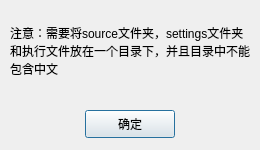
conceptclear/gamescript, file qt_fgo_about.ui: the form before one commit.
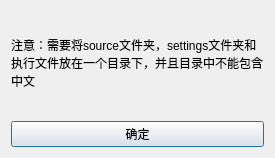
The form after the commit.

Diff of the .ui file:
```diff
--- a/qt_fgo_about.ui
+++ b/qt_fgo_about.ui
@@ -6,22 +6,16 @@
    <rect>
     <x>0</x>
     <y>0</y>
-    <width>260</width>
-    <height>150</height>
+    <width>275</width>
+    <height>158</height>
    </rect>
   </property>
   <property name="windowTitle">
    <string>关于</string>
   </property>
+  <layout class="QVBoxLayout" name="verticalLayout">
+   <item>
   <widget class="QLabel" name="label_2">
-   <property name="geometry">
-    <rect>
-     <x>10</x>
-     <y>20</y>
-     <width>240</width>
-     <height>61</height>
-    </rect>
-   </property>
    <property name="text">
     <string>注意：需要将source文件夹，settings文件夹和执行文件放在一个目录下，并且目录中不能包含中文</string>
    </property>
@@ -29,22 +23,18 @@
     <bool>true</bool>
    </property>
   </widget>
+   </item>
+   <item>
   <widget class="QPushButton" name="pushButton">
    <property name="enabled">
     <bool>true</bool>
    </property>
-   <property name="geometry">
-    <rect>
-     <x>85</x>
-     <y>110</y>
-     <width>90</width>
-     <height>28</height>
-    </rect>
-   </property>
    <property name="text">
     <string>确定</string>
    </property>
   </widget>
+   </item>
+  </layout>
  </widget>
  <resources/>
  <connections>
```
Lines whose indentation alone changed are shown as unchanged.
